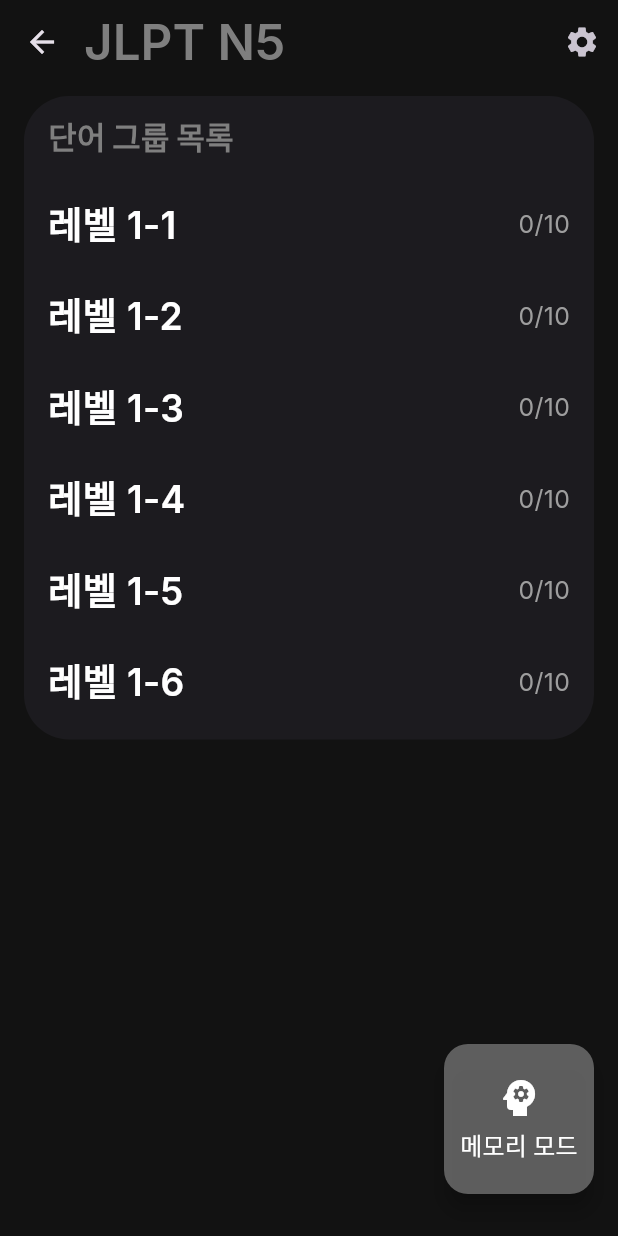
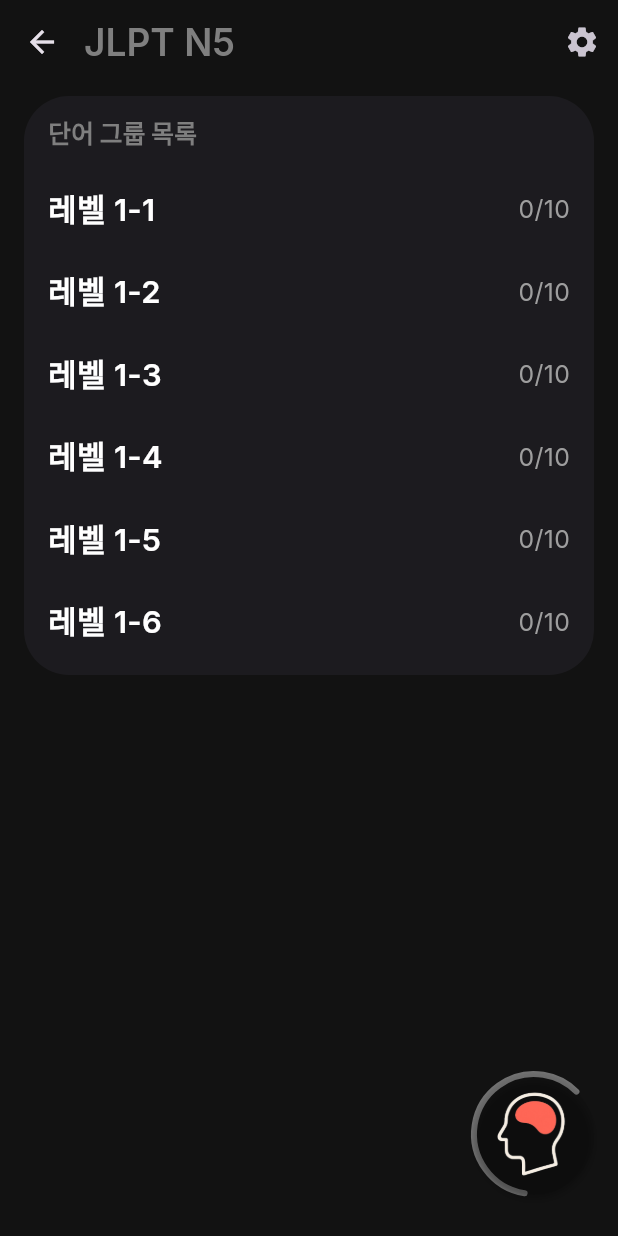
Before and after one commit to yoosukkim-create/Japanese, a Flutter app: the screen it shows after launch, after a tap on an icon or button, on a phone screen of 412 x 824 dp. Run offline on Flutter 3.47's test engine with Material 3 defaults, Android fonts, the phone set to English and light mode, and no system bars; our stand-ins replace google_fonts, shared_preferences, signature.

Commit message:
Apply Icon

```diff
--- a/lib/main.dart
+++ b/lib/main.dart
@@ -295,11 +295,22 @@
           appBar: AppBar(
             title: Align(
               alignment: ThemeProvider.appBarAlignment,
-              child: Text(
-                ThemeProvider.wordbookBarTitle,
-                style: ThemeProvider.mainBarStyle(
-                  context,
-                ).copyWith(color: themeProvider.mainColor),
+              child: Row(
+                mainAxisSize: MainAxisSize.min,
+                children: [
+                  Image.asset(
+                    'assets/images/memory_transparent.png', // 실제 경로에 맞게 수정!
+                    width: 50,
+                    height: 50,
+                  ),
+                  const SizedBox(width: 8),
+                  Text(
+                    ThemeProvider.wordbookBarTitle,
+                    style: ThemeProvider.mainBarStyle(
+                      context,
+                    ).copyWith(color: themeProvider.mainColor),
+                  ),
+                ],
               ),
             ),
             actions: [
--- a/lib/providers/theme_provider.dart
+++ b/lib/providers/theme_provider.dart
@@ -63,13 +63,7 @@
 
   static const Alignment appBarAlignment = Alignment.centerLeft;
   static const String wordbookBarTitle = '메모리 メモリ';
-
-  // static const String fontAppBar = 'Jua';
-  // static const String fontWord = 'Roboto';
-  // static const String fontMeta = 'Jua';
-  static const String fontAppBar = 'Inter';
-  static const String fontWord = 'Inter';
-  static const String fontMeta = 'Inter';
+  static const String fontGlobal = 'Inter';
 
   static TextStyle adaptiveFontSize(
     BuildContext context,
@@ -97,13 +91,13 @@
     0.1,
     120,
     fontWeight: FontWeight.w700,
-    fontFamily: fontWord,
+    fontFamily: fontGlobal,
   );
   static TextStyle wordReadMean(BuildContext context) => adaptiveFontSize(
     context,
     0.03,
     48,
-    fontFamily: fontWord,
+    fontFamily: fontGlobal,
     color: Colors.grey[700],
   );
 
@@ -112,7 +106,7 @@
     0.06,
     96,
     fontWeight: FontWeight.w700,
-    fontFamily: fontWord,
+    fontFamily: fontGlobal,
   );
 
   // 예문 관련
@@ -121,44 +115,44 @@
     0.033,
     48,
     fontWeight: FontWeight.w700,
-    fontFamily: fontWord,
+    fontFamily: fontGlobal,
   );
   static TextStyle exampleReadMean(BuildContext context) => adaptiveFontSize(
     context,
     0.03,
     32,
-    fontFamily: fontWord,
+    fontFamily: fontGlobal,
     color: Colors.grey[700],
   );
 
   // 상단바 및 제목
   static TextStyle mainBarStyle(BuildContext context) => adaptiveFontSize(
     context,
-    0.04,
+    0.03,
     60,
     fontWeight: FontWeight.w600,
-    fontFamily: fontAppBar,
+    fontFamily: fontGlobal,
   );
   static TextStyle mainListStyle(BuildContext context) => adaptiveFontSize(
     context,
-    0.025,
+    0.02,
     32,
     fontWeight: FontWeight.w900,
-    fontFamily: fontAppBar,
+    fontFamily: fontGlobal,
   );
   static TextStyle mainListNameStyle(BuildContext context) => adaptiveFontSize(
     context,
-    0.03,
+    0.025,
     36,
     fontWeight: FontWeight.w600,
-    fontFamily: fontWord,
+    fontFamily: fontGlobal,
   );
   static TextStyle settingsBarStyle(BuildContext context) => adaptiveFontSize(
     context,
     0.03,
     40,
     fontWeight: FontWeight.w600,
-    fontFamily: fontWord,
+    fontFamily: fontGlobal,
   );
 
   // 부가 정보
@@ -167,13 +161,23 @@
     0.02,
     24,
     fontWeight: FontWeight.w400,
-    fontFamily: fontMeta,
+    fontFamily: fontGlobal,
   );
   static TextStyle metaDataStyle(BuildContext context) => adaptiveFontSize(
     context,
     0.02,
     24,
-    fontFamily: fontWord,
+    fontFamily: fontGlobal,
     color: Colors.grey,
   );
+  static TextStyle settingTitleStyle(BuildContext context) =>
+      adaptiveFontSize(context, 0.025, 24, fontFamily: fontGlobal);
+  static TextStyle settingExplainStyle(BuildContext context) =>
+      adaptiveFontSize(
+        context,
+        0.02,
+        24,
+        fontFamily: fontGlobal,
+        color: Colors.grey,
+      );
 }
--- a/lib/views/screens/memory_mode_screen.dart
+++ b/lib/views/screens/memory_mode_screen.dart
@@ -193,7 +193,7 @@
                             ? _formatDate(mem.lastReviewedAt!)
                             : '미학습';
                     return Text(
-                      '복습간격: $interval일 / 연속정답: $rep회 / 최근학습: $last',
+                      '복습간격: $interval일 - 연속정답: $rep회 - 최근학습: $last',
                       style: ThemeProvider.metaDataStyle(context),
                       textAlign: TextAlign.center,
                     );
--- a/lib/views/screens/settings_screen.dart
+++ b/lib/views/screens/settings_screen.dart
@@ -19,10 +19,17 @@
       context: context,
       builder: (BuildContext context) {
         return AlertDialog(
-          title: const Text('메모리 학습 기록 초기화'),
-          content: const Text(
+          backgroundColor:
+              Theme.of(context).brightness == Brightness.dark
+                  ? ThemeProvider.cardBlack
+                  : ThemeProvider.cardWhite,
+          title: Text(
+            '메모리 학습 기록 초기화',
+            style: ThemeProvider.settingsBarStyle(context),
+          ),
+          content: Text(
             '모든 단어장의 학습 기록이 초기화됩니다.\n정말 초기화하시겠습니까?',
-            style: TextStyle(fontSize: 16),
+            style: ThemeProvider.settingExplainStyle(context),
           ),
           actions: <Widget>[
             TextButton(
@@ -70,8 +77,14 @@
               // 계정 섹션 추가
               ListTile(
                 leading: const Icon(Icons.account_circle, size: 32),
-                title: const Text('로그인'),
-                subtitle: const Text('Coming soon...'),
+                title: Text(
+                  '로그인',
+                  style: ThemeProvider.settingTitleStyle(context),
+                ),
+                subtitle: Text(
+                  'Coming soon...',
+                  style: ThemeProvider.settingExplainStyle(context),
+                ),
                 trailing: const Icon(Icons.chevron_right),
                 onTap: () {
                   ScaffoldMessenger.of(context).showSnackBar(
@@ -84,7 +97,10 @@
               ),
               const Divider(),
               ListTile(
-                title: const Text('테마'),
+                title: Text(
+                  '테마',
+                  style: ThemeProvider.settingTitleStyle(context),
+                ),
                 trailing: Container(
                   width: 24,
                   height: 24,
@@ -101,85 +117,17 @@
                   themeProvider.toggleTheme();
                 },
               ),
-              // ListTile(
-              //   title: const Text('메인 색상'),
-              //   trailing: Row(
-              //     mainAxisSize: MainAxisSize.min,
-              //     children: [
-              //       _ColorOption(
-              //         color: ThemeProvider.gray,
-              //         isSelected: themeProvider.mainColor == ThemeProvider.gray,
-              //         onTap:
-              //             () => themeProvider.setMainColor(ThemeProvider.gray),
-              //       ),
-              //       const SizedBox(width: 8),
-              //       _ColorOption(
-              //         color: ThemeProvider.pastelRed,
-              //         isSelected:
-              //             themeProvider.mainColor == ThemeProvider.pastelRed,
-              //         onTap:
-              //             () => themeProvider.setMainColor(
-              //               ThemeProvider.pastelRed,
-              //             ),
-              //       ),
-              //       const SizedBox(width: 8),
-              //       _ColorOption(
-              //         color: ThemeProvider.pastelOrange,
-              //         isSelected:
-              //             themeProvider.mainColor == ThemeProvider.pastelOrange,
-              //         onTap:
-              //             () => themeProvider.setMainColor(
-              //               ThemeProvider.pastelOrange,
-              //             ),
-              //       ),
-              //       const SizedBox(width: 8),
-              //       _ColorOption(
-              //         color: ThemeProvider.pastelYellow,
-              //         isSelected:
-              //             themeProvider.mainColor == ThemeProvider.pastelYellow,
-              //         onTap:
-              //             () => themeProvider.setMainColor(
-              //               ThemeProvider.pastelYellow,
-              //             ),
-              //       ),
-              //       const SizedBox(width: 8),
-              //       _ColorOption(
-              //         color: ThemeProvider.pastelGreen,
-              //         isSelected:
-              //             themeProvider.mainColor == ThemeProvider.pastelGreen,
-              //         onTap:
-              //             () => themeProvider.setMainColor(
-              //               ThemeProvider.pastelGreen,
-              //             ),
-              //       ),
-              //       const SizedBox(width: 8),
-              //       _ColorOption(
-              //         color: ThemeProvider.pastelBlue,
-              //         isSelected:
-              //             themeProvider.mainColor == ThemeProvider.pastelBlue,
-              //         onTap:
-              //             () => themeProvider.setMainColor(
-              //               ThemeProvider.pastelBlue,
-              //             ),
-              //       ),
-              //       const SizedBox(width: 8),
-              //       _ColorOption(
-              //         color: ThemeProvider.pastelIndigo,
-              //         isSelected:
-              //             themeProvider.mainColor == ThemeProvider.pastelIndigo,
-              //         onTap:
-              //             () => themeProvider.setMainColor(
-              //               ThemeProvider.pastelIndigo,
-              //             ),
-              //       ),
-              //     ],
-              //   ),
-              // ),
               const Divider(),
 
               SwitchListTile(
-                title: const Text('메모리 학습 정보 표시'),
-                subtitle: const Text('복습간격, 연속정답, 최근학습 정보를 표시합니다'),
+                title: Text(
+                  '메모리 학습 정보 표시',
+                  style: ThemeProvider.settingTitleStyle(context),
+                ),
+                subtitle: Text(
+                  '복습간격, 연속정답, 최근학습 정보를 표시합니다',
+                  style: ThemeProvider.settingExplainStyle(context),
+                ),
                 value: themeProvider.showMemoryParams,
                 onChanged: (_) => themeProvider.toggleMemoryParams(),
                 activeColor: themeProvider.mainColor,
@@ -188,8 +136,14 @@
               ),
 
               ListTile(
-                title: const Text('메모리 학습 정보 초기화'),
-                subtitle: const Text('메모리 학습 정보를 초기화합니다'),
+                title: Text(
+                  '메모리 학습 정보 초기화',
+                  style: ThemeProvider.settingTitleStyle(context),
+                ),
+                subtitle: Text(
+                  '복습간격, 연속정답, 최근학습 정보를 초기화합니다',
+                  style: ThemeProvider.settingExplainStyle(context),
+                ),
                 trailing: Icon(Icons.restore, color: themeProvider.mainColor),
                 onTap: () => _showMemoryResetConfirmDialog(context),
               ),
--- a/lib/views/screens/word_group_screen.dart
+++ b/lib/views/screens/word_group_screen.dart
@@ -1,3 +1,5 @@
+import 'dart:math';
+
 import 'package:flutter/material.dart';
 import 'package:provider/provider.dart';
 
@@ -8,6 +10,97 @@
 import 'package:japanese/views/screens/word_list_screen.dart';
 import 'package:japanese/views/screens/memory_mode_screen.dart';
 import 'package:japanese/views/screens/settings_screen.dart';
+
+class AnimatedHaloButton extends StatefulWidget {
+  final VoidCallback onPressed;
+  const AnimatedHaloButton({super.key, required this.onPressed});
+
+  @override
+  State<AnimatedHaloButton> createState() => _AnimatedHaloButtonState();
+}
+
+class _AnimatedHaloButtonState extends State<AnimatedHaloButton>
+    with SingleTickerProviderStateMixin {
+  late AnimationController _controller;
+
+  @override
+  void initState() {
+    super.initState();
+    _controller = AnimationController(
+      vsync: this,
+      duration: const Duration(seconds: 4),
+    )..repeat(); // 계속 회전
+  }
+
+  @override
+  void dispose() {
+    _controller.dispose();
+    super.dispose();
+  }
+
+  @override
+  Widget build(BuildContext context) {
+    return SizedBox(
+      width: 80,
+      height: 80,
+      child: Stack(
+        alignment: Alignment.center,
+        children: [
+          // 회전 애니메이션
+          AnimatedBuilder(
+            animation: _controller,
+            builder: (context, child) {
+              return Transform.rotate(
+                angle: _controller.value * 2 * pi,
+                child: CustomPaint(
+                  size: const Size(80, 80),
+                  painter: HaloPainter(),
+                ),
+              );
+            },
+          ),
+          // 버튼 이미지
+          RawMaterialButton(
+            onPressed: widget.onPressed,
+            shape: const CircleBorder(),
+            fillColor: Colors.transparent,
+            constraints: const BoxConstraints.tightFor(width: 80, height: 80),
+            child: ClipOval(
+              child: Image.asset(
+                'assets/images/memory_transparent.png',
+                fit: BoxFit.cover,
+              ),
+            ),
+          ),
+        ],
+      ),
+    );
+  }
+}
+
+class HaloPainter extends CustomPainter {
+  @override
+  void paint(Canvas canvas, Size size) {
+    final paint =
+        Paint()
+          ..color = Colors.white.withOpacity(0.4)
+          ..style = PaintingStyle.stroke
+          ..strokeWidth = 4
+          ..strokeCap = StrokeCap.round;
+
+    final path =
+        Path()..addArc(
+          Rect.fromLTWH(0, 0, size.width, size.height),
+          0,
+          pi * 1.2, // 원 전체가 아니라 일부만, 붓글씨 느낌
+        );
+
+    canvas.drawPath(path, paint);
+  }
+
+  @override
+  bool shouldRepaint(covariant CustomPainter oldDelegate) => true;
+}
 
 class WordGroupScreen extends StatelessWidget {
   final Wordbook wordbook;
@@ -137,11 +230,7 @@
       ),
       floatingActionButton: Padding(
         padding: const EdgeInsets.only(bottom: 12.0),
-        child: SizedBox(
-          width: 100,
-          height: 100,
-          child: FloatingActionButton(
-            backgroundColor: themeProvider.mainColor.withOpacity(0.7),
+        child: AnimatedHaloButton(
           onPressed: () {
             Navigator.push(
               context,
@@ -150,19 +239,6 @@
               ),
             );
           },
-            child: Column(
-              mainAxisAlignment: MainAxisAlignment.center,
-              children: [
-                Icon(Icons.psychology, size: 32, color: textColor(context)),
-                const SizedBox(height: 4),
-                Text(
-                  '메모리 모드',
-                  textAlign: TextAlign.center,
-                  style: TextStyle(fontSize: 16, color: textColor(context)),
-                ),
-              ],
-            ),
-          ),
         ),
       ),
     );
--- a/pubspec.yaml
+++ b/pubspec.yaml
@@ -64,6 +64,7 @@
   # To add assets to your application, add an assets section, like this:
   assets:
     - assets/data/kanji_data.json
+    - assets/images/memory_transparent.png
 
   # An image asset can refer to one or more resolution-specific "variants", see
   # https://flutter.dev/to/resolution-aware-images
```
Also changed, not shown: assets/images/memory_transparent.png (added). Lines whose indentation alone changed are shown as unchanged.
